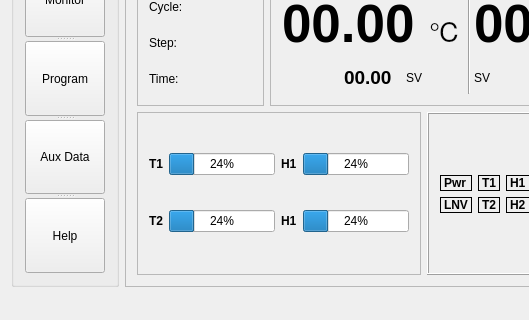
First picture: the form in controlPC/GUIPrototype/mainwindow.ui, repository simachewh/climateChamber, before the edit; both pictures show x 0 to 529 and y 143 to 463 of the 720 by 463 pixel window.
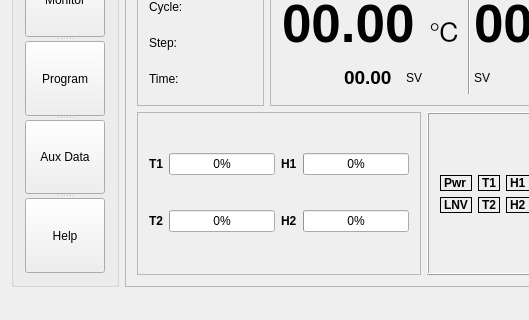
Second picture: the form after the edit.

Commit message: 2. monitor GUI ok design PT, temp and humid visibility impares upon window resize, idel chamer commands constructed in ControPc class functions.

Patch:
```diff
--- a/controlPC/GUIPrototype/mainwindow.ui
+++ b/controlPC/GUIPrototype/mainwindow.ui
@@ -255,9 +255,9 @@
             </widget>
            </item>
            <item row="0" column="1">
-            <widget class="QProgressBar" name="h1ProgressBar">
+            <widget class="QProgressBar" name="t1ProgressBar">
              <property name="value">
-              <number>24</number>
+              <number>0</number>
              </property>
             </widget>
            </item>
@@ -269,9 +269,9 @@
             </widget>
            </item>
            <item row="0" column="3">
-            <widget class="QProgressBar" name="t2ProgressBar">
+            <widget class="QProgressBar" name="h1ProgressBar">
              <property name="value">
-              <number>24</number>
+              <number>0</number>
              </property>
             </widget>
            </item>
@@ -283,23 +283,23 @@
             </widget>
            </item>
            <item row="1" column="1">
-            <widget class="QProgressBar" name="t1ProgressBar">
+            <widget class="QProgressBar" name="t2ProgressBar">
              <property name="value">
-              <number>24</number>
+              <number>0</number>
              </property>
             </widget>
            </item>
            <item row="1" column="2">
             <widget class="QLabel" name="labelH2Bar">
              <property name="text">
-              <string>&lt;h4&gt;H1&lt;/h4&gt;</string>
+              <string>&lt;h4&gt;H2&lt;/h4&gt;</string>
              </property>
             </widget>
            </item>
            <item row="1" column="3">
             <widget class="QProgressBar" name="h2ProgressBar">
              <property name="value">
-              <number>24</number>
+              <number>0</number>
              </property>
             </widget>
            </item>
```
The commit also changes 11 other files.
